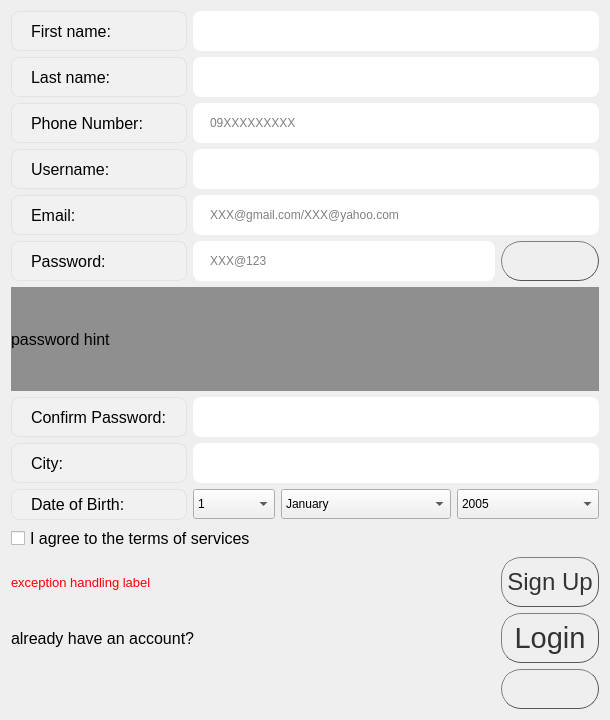
This is SignUpPage.ui in Arian-SK/Personal-Accounting-App as Qt 5 draws it before an edit. The edited form follows.
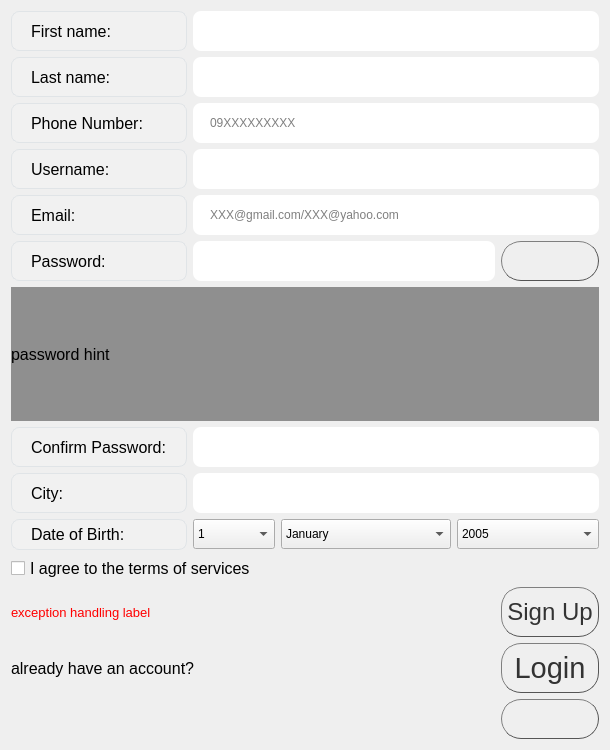
This is the edited form.

The edit to the form file:
```diff
--- a/SignUpPage.ui
+++ b/SignUpPage.ui
@@ -7,13 +7,13 @@
     <x>0</x>
     <y>0</y>
     <width>610</width>
-    <height>720</height>
+    <height>750</height>
    </rect>
   </property>
   <property name="minimumSize">
    <size>
     <width>610</width>
-    <height>720</height>
+    <height>750</height>
    </size>
   </property>
   <property name="windowTitle">
@@ -1064,7 +1064,7 @@
       <enum>QLineEdit::Password</enum>
      </property>
      <property name="placeholderText">
-      <string>XXX@123</string>
+      <string/>
      </property>
     </widget>
    </item>
```
